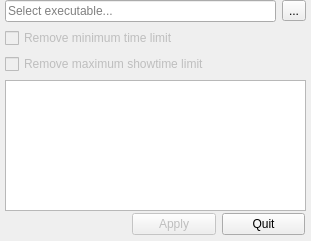
Old version of the form Ui/RRLimitRemover.ui in the repository burninrubber0/BPRoadRuleLimitRemover.
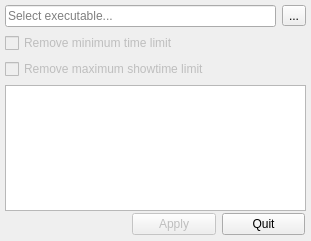
New version of the form. Icons and pictures are not drawn.

Patch:
```diff
--- a/Ui/RRLimitRemover.ui
+++ b/Ui/RRLimitRemover.ui
@@ -32,6 +32,9 @@
       <property name="leftMargin">
        <number>5</number>
       </property>
+      <property name="topMargin">
+       <number>5</number>
+      </property>
       <property name="rightMargin">
        <number>5</number>
       </property>
@@ -87,7 +90,7 @@
     </item>
    </layout>
   </widget>
-  <widget class="QWidget" name="">
+  <widget class="QWidget" name="layoutWidget">
    <property name="geometry">
     <rect>
      <x>10</x>
```
Left out of the diff: 2 changed lines with no effect on the pictures.
